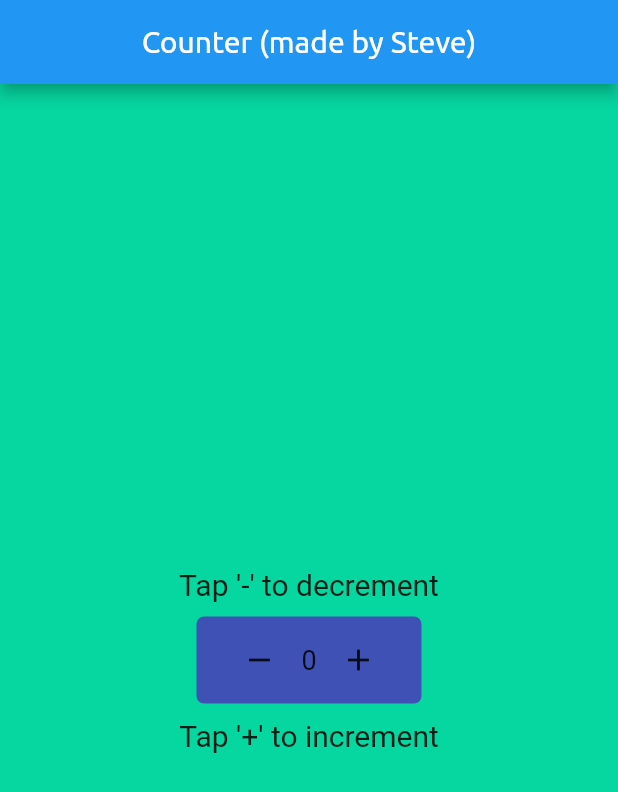
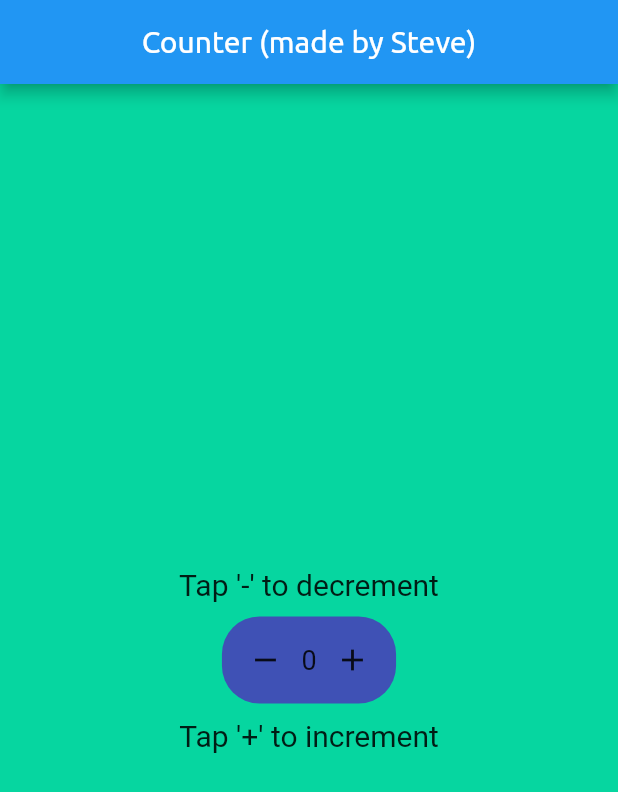
Before and after one commit to stevelpak/first_flutter_app, a Flutter app: the screen it shows after launch, on a phone screen of 412 x 824 dp. Shown: the top 792 px of the screen. Run offline on Flutter 3.47's test engine with Material 2 defaults, Android fonts, the phone set to English and light mode, and no system bars.

Commit message:
Fix Size issue

```diff
--- a/lib/main.dart
+++ b/lib/main.dart
@@ -55,34 +55,33 @@ class _MyWidgetState extends State<MyWidget> {
               ),
             ),
             Container(
-              alignment: Alignment.center,
-              width: 150,
               padding: const EdgeInsets.all(5),
               margin: const EdgeInsets.fromLTRB(0, 10, 0, 10),
               decoration: BoxDecoration(
-                borderRadius: BorderRadius.circular(5),
+                borderRadius: BorderRadius.circular(25),
                 color: Colors.indigo,
               ),
               child: Row(
                 mainAxisAlignment: MainAxisAlignment.center,
+                mainAxisSize: MainAxisSize.min,
                 children: [
-                  MaterialButton(
-                    minWidth: 50,
+                  IconButton(
                     onPressed: (() => setState(() {
-                          _count--;
+                          if (_count > 0) {
+                            _count--;
+                          }
                         })),
-                    child: const Icon(Icons.remove),
+                    icon: const Icon(Icons.remove),
                   ),
                   Text(
                     "$_count",
                     style: const TextStyle(fontSize: 18),
                   ),
-                  MaterialButton(
-                    minWidth: 50,
+                  IconButton(
                     onPressed: (() => setState(() {
                           _count++;
                         })),
-                    child: const Icon(Icons.add),
+                    icon: const Icon(Icons.add),
                   )
                 ],
               ),
```
